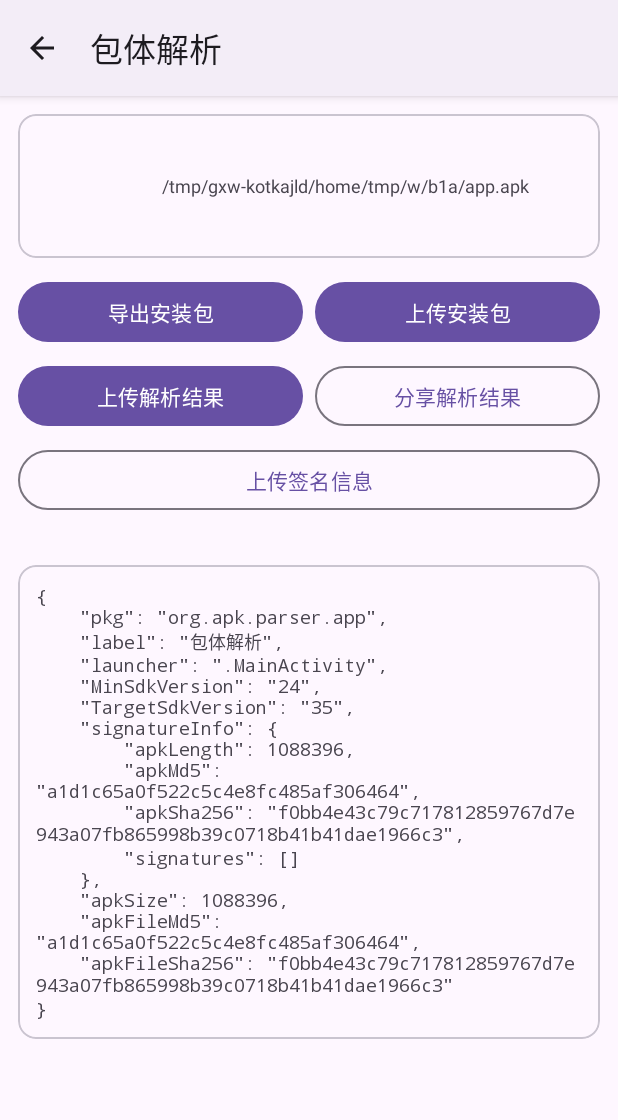
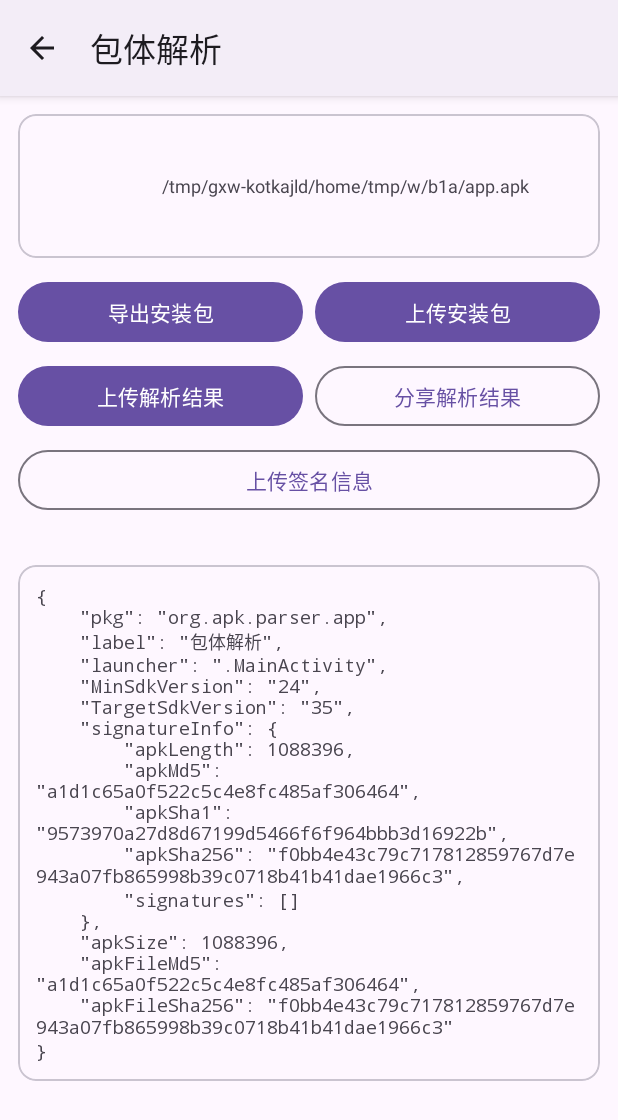
Before and after one commit to shenyutian/parser, an Android app: the screen it shows after launch (AppActivity), after a tap on "包体解析", on a phone screen of 412 x 824 dp. Shown: the top 1120 px of the screen. Run offline under Robolectric (Android 15) with nearby library versions, the phone set to English and light mode, and no system bars; our stand-ins replace data binding; network calls fail; pictures from the network do not load; 5 statements that could not run were skipped.

Commit message:
1.ADD 增加应用信息

```diff
--- a/aab/src/main/java/org/apk/parser/aab/AabFile.java
+++ b/aab/src/main/java/org/apk/parser/aab/AabFile.java
@@ -143,6 +143,7 @@ public class AabFile extends BaseApkFile {
                     ApkSignatureUtil.readArchiveSignatureInfo(aabFile);
             info.putOpt("aabSize", signatureResult.apkLength);
             info.putOpt("aabFileMd5", signatureResult.apkMd5);
+            info.putOpt("aabFileSha1", signatureResult.apkSha1);
             info.putOpt("aabFileSha256", signatureResult.apkSha256);
             info.putOpt("signatureInfo", SignatureInfoUtil.toJson(signatureResult));
         } catch (Exception e) {
--- a/apk/src/main/java/org/apk/parser/apk/utils/ApkSignatureUtil.java
+++ b/apk/src/main/java/org/apk/parser/apk/utils/ApkSignatureUtil.java
@@ -44,7 +44,8 @@ public final class ApkSignatureUtil {
     }
 
     /**
-     * 单个签名证书的信息：签名方案、证书 DER 的 hex 字符串、签名主体（Subject DN）与发行者（Issuer DN）。
+     * 单个签名证书的信息：签名方案、证书 DER 的 hex 字符串、签名主体（Subject DN）与发行者（Issuer DN），
+     * 以及证书 DER 数据的 MD5、SHA-1、SHA-256 摘要（均为 hex 字符串）。
      */
     public static final class SignatureInfo {
         /** 签名方案：v1（JAR）、v2、v3。 */
@@ -55,12 +56,22 @@ public final class ApkSignatureUtil {
         public final String principal;
         /** 发行者（证书 Issuer DN）。 */
         public final String issuer;
+        /** 证书 DER 数据的 MD5 摘要（hex 字符串）。 */
+        public final String md5;
+        /** 证书 DER 数据的 SHA-1 摘要（hex 字符串）。 */
+        public final String sha1;
+        /** 证书 DER 数据的 SHA-256 摘要（hex 字符串）。 */
+        public final String sha256;
 
         private SignatureInfo(String scheme, X509Certificate certificate) throws Exception {
             this.scheme = scheme;
-            this.signature = bytesToHex(certificate.getEncoded());
+            byte[] encoded = certificate.getEncoded();
+            this.signature = bytesToHex(encoded);
             this.principal = certificate.getSubjectX500Principal().getName();
             this.issuer = certificate.getIssuerX500Principal().getName();
+            this.md5 = bytesDigestHex(encoded, "MD5");
+            this.sha1 = bytesDigestHex(encoded, "SHA-1");
+            this.sha256 = bytesDigestHex(encoded, "SHA-256");
         }
 
         @Override
@@ -68,26 +79,38 @@ public final class ApkSignatureUtil {
             return "SignatureInfo{scheme=" + scheme
                     + ", principal=" + principal
                     + ", issuer=" + issuer
+                    + ", md5=" + md5
+                    + ", sha1=" + sha1
+                    + ", sha256=" + sha256
                     + ", signature=" + signature + '}';
         }
     }
 
     /**
-     * APK 的整体签名信息：文件大小、MD5、SHA-256，以及 v1/v2/v3 各方案的签名列表。
+     * APK 的整体签名信息：文件大小、MD5、SHA-1、SHA-256，以及 v1/v2/v3 各方案的签名列表。
      */
     public static final class ApkSignatureResult {
         /** APK 文件大小（字节）。 */
         public final long apkLength;
         /** APK 文件 MD5（hex 字符串）。 */
         public final String apkMd5;
+        /** APK 文件 SHA-1（hex 字符串）。 */
+        public final String apkSha1;
         /** APK 文件 SHA-256（hex 字符串）。 */
         public final String apkSha256;
         /** v1/v2/v3 各方案的签名信息列表。 */
         public final List<SignatureInfo> signatures;
 
-        private ApkSignatureResult(long apkLength, String apkMd5, String apkSha256, List<SignatureInfo> signatures) {
+        private ApkSignatureResult(
+                long apkLength,
+                String apkMd5,
+                String apkSha1,
+                String apkSha256,
+                List<SignatureInfo> signatures
+        ) {
             this.apkLength = apkLength;
             this.apkMd5 = apkMd5;
+            this.apkSha1 = apkSha1;
             this.apkSha256 = apkSha256;
             this.signatures = signatures;
         }
@@ -96,6 +119,7 @@ public final class ApkSignatureUtil {
         public String toString() {
             return "ApkSignatureResult{apkLength=" + apkLength
                     + ", apkMd5=" + apkMd5
+                    + ", apkSha1=" + apkSha1
                     + ", apkSha256=" + apkSha256
                     + ", signatures=" + signatures + '}';
         }
@@ -110,8 +134,9 @@ public final class ApkSignatureUtil {
     public static ApkSignatureResult readApkSignatureInfo(File apkFile) throws Exception {
         long apkLength = apkFile.length();
         String apkMd5 = fileDigestHex(apkFile, "MD5");
+        String apkSha1 = fileDigestHex(apkFile, "SHA-1");
         String apkSha256 = fileDigestHex(apkFile, "SHA-256");
-        return new ApkSignatureResult(apkLength, apkMd5, apkSha256, readAllSignatures(apkFile));
+        return new ApkSignatureResult(apkLength, apkMd5, apkSha1, apkSha256, readAllSignatures(apkFile));
     }
 
     /**
@@ -121,6 +146,7 @@ public final class ApkSignatureUtil {
     public static ApkSignatureResult readArchiveSignatureInfo(File archiveFile) throws Exception {
         long archiveLength = archiveFile.length();
         String archiveMd5 = fileDigestHex(archiveFile, "MD5");
+        String archiveSha1 = fileDigestHex(archiveFile, "SHA-1");
         String archiveSha256 = fileDigestHex(archiveFile, "SHA-256");
         List<SignatureInfo> signatures = new ArrayList<>(readAllSignatures(archiveFile));
         Set<String> seen = new HashSet<>();
@@ -146,7 +172,7 @@ public final class ApkSignatureUtil {
                 }
             }
         }
-        return new ApkSignatureResult(archiveLength, archiveMd5, archiveSha256, signatures);
+        return new ApkSignatureResult(archiveLength, archiveMd5, archiveSha1, archiveSha256, signatures);
     }
 
     /**
@@ -179,8 +205,9 @@ public final class ApkSignatureUtil {
     public static ApkSignatureResult readApkSignatureInfo(byte[] apkData) throws Exception {
         long apkLength = apkData.length;
         String apkMd5 = bytesDigestHex(apkData, "MD5");
+        String apkSha1 = bytesDigestHex(apkData, "SHA-1");
         String apkSha256 = bytesDigestHex(apkData, "SHA-256");
-        return new ApkSignatureResult(apkLength, apkMd5, apkSha256, readAllSignatures(apkData));
+        return new ApkSignatureResult(apkLength, apkMd5, apkSha1, apkSha256, readAllSignatures(apkData));
     }
 
     /**
--- a/apk/src/main/java/org/apk/parser/apk/utils/SignatureInfoUtil.java
+++ b/apk/src/main/java/org/apk/parser/apk/utils/SignatureInfoUtil.java
@@ -41,6 +41,7 @@ public final class SignatureInfoUtil {
         JSONObject json = new JSONObject();
         json.putOpt("apkLength", result.apkLength);
         json.putOpt("apkMd5", result.apkMd5);
+        json.putOpt("apkSha1", result.apkSha1);
         json.putOpt("apkSha256", result.apkSha256);
 
         JSONArray signatures = new JSONArray();
@@ -49,6 +50,9 @@ public final class SignatureInfoUtil {
             item.putOpt("scheme", info.scheme);
             item.putOpt("principal", info.principal);
             item.putOpt("issuer", info.issuer);
+            item.putOpt("md5", info.md5);
+            item.putOpt("sha1", info.sha1);
+            item.putOpt("sha256", info.sha256);
             item.putOpt("signature", info.signature);
             signatures.put(item);
         }
--- a/app/src/main/java/org/apk/parser/app/AppActivity.kt
+++ b/app/src/main/java/org/apk/parser/app/AppActivity.kt
@@ -218,6 +218,7 @@ class AppActivity : AppCompatActivity() {
         return JSONObject().apply {
             putOpt("pkg", pkg)
             putOpt("apkMd5", signatureInfo.optString("apkMd5"))
+            putOpt("apkSha1", signatureInfo.optString("apkSha1"))
             putOpt("apkSha256", signatureInfo.optString("apkSha256"))
             putOpt("apkLength", signatureInfo.optLong("apkLength").toString())
             putOpt("signatures", signatures.toString())
--- a/base/src/main/java/org/apk/parser/base/BaseApkFile.kt
+++ b/base/src/main/java/org/apk/parser/base/BaseApkFile.kt
@@ -68,6 +68,7 @@ abstract class BaseApkFile {
             results.forEach { (key, value) ->
                 jsonObject.putOpt(key, value)
             }
+
         } catch (e: Exception) {
             Log.e(e);
         }
```
Also changed, not shown: 2 other files.
